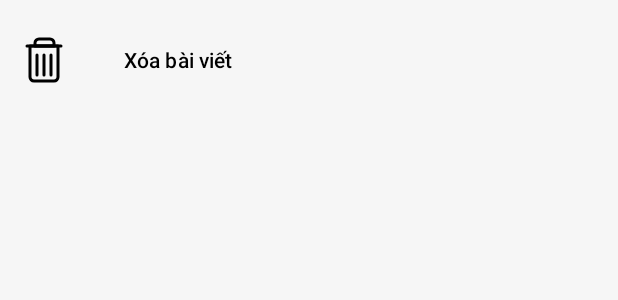
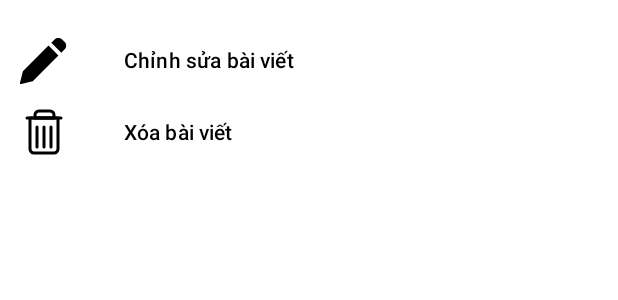
Before and after one commit to htilssu/OggySocial, an Android app: the layout post_bottom_sheet.xml on its own in the app's theme, with its tools: preview values and no code run, on a phone screen of 412 x 824 dp. Shown: the top 300 px of the screen. Run offline under Robolectric (Android 15) with nearby library versions, the phone set to English and light mode, and no system bars.

Commit message:
update: edit post feature

```diff
--- a/app/src/main/java/com/oggysocial/oggysocial/adapters/PostAdapter.java
+++ b/app/src/main/java/com/oggysocial/oggysocial/adapters/PostAdapter.java
@@ -106,6 +106,7 @@ public class PostAdapter extends RecyclerView.Adapter<PostAdapter.PostHolder> {
                     posts.remove(getBindingAdapterPosition());
                     notifyItemRemoved(getBindingAdapterPosition());
                 });
+                postBottomSheetModel.setOnUpdatedPost(() -> notifyItemChanged(getBindingAdapterPosition()));
             });
         }
 
--- a/app/src/main/java/com/oggysocial/oggysocial/fragments/auth/LoginFragment.java
+++ b/app/src/main/java/com/oggysocial/oggysocial/fragments/auth/LoginFragment.java
@@ -1,6 +1,5 @@
 package com.oggysocial.oggysocial.fragments.auth;
 
-import android.content.SharedPreferences;
 import android.os.Bundle;
 import android.view.LayoutInflater;
 import android.view.View;
@@ -14,12 +13,9 @@ import androidx.fragment.app.Fragment;
 import com.google.android.material.textfield.TextInputEditText;
 import com.google.android.material.textfield.TextInputLayout;
 import com.google.firebase.auth.FirebaseAuth;
-import com.google.firebase.database.DatabaseReference;
-import com.google.firebase.database.FirebaseDatabase;
 import com.oggysocial.oggysocial.R;
 import com.oggysocial.oggysocial.activities.AuthActivity;
 import com.oggysocial.oggysocial.databinding.FragmentLoginBinding;
-import com.oggysocial.oggysocial.services.FirebaseDB;
 
 import java.util.Objects;
 
--- a/app/src/main/java/com/oggysocial/oggysocial/models/Popup.java
+++ b/app/src/main/java/com/oggysocial/oggysocial/models/Popup.java
@@ -1,5 +1,5 @@
 package com.oggysocial.oggysocial.models;
 
 public enum Popup {
-    CREATE_POST,
+    CREATE_POST, UPDATE_POST,
 }
--- a/app/src/main/java/com/oggysocial/oggysocial/models/Post.java
+++ b/app/src/main/java/com/oggysocial/oggysocial/models/Post.java
@@ -2,13 +2,14 @@ package com.oggysocial.oggysocial.models;
 
 import com.google.firebase.firestore.Exclude;
 
+import java.io.Serializable;
 import java.util.ArrayList;
 import java.util.HashMap;
 import java.util.List;
 import java.util.Map;
 
 
-public class Post {
+public class Post implements Serializable {
     String id;
     String content;
     String author;
--- a/app/src/main/java/com/oggysocial/oggysocial/models/User.java
+++ b/app/src/main/java/com/oggysocial/oggysocial/models/User.java
@@ -1,10 +1,11 @@
 package com.oggysocial.oggysocial.models;
 
+import java.io.Serializable;
 import java.util.ArrayList;
 import java.util.List;
 
 
-public class User {
+public class User implements Serializable {
 
     String firstName;
     String lastName;
--- /dev/null
+++ b/app/src/main/res/drawable/edit.xml
@@ -0,0 +1,9 @@
+<vector xmlns:android="http://schemas.android.com/apk/res/android"
+    android:width="128dp"
+    android:height="128dp"
+    android:viewportWidth="24"
+    android:viewportHeight="24">
+  <path
+      android:fillColor="#FF000000"
+      android:pathData="M14.257,4.793 L1.555,17.496a0.505,0.505 0,0 0,-0.132 0.232L0.015,23.379A0.503,0.503 0,0 0,0.5 24c0.04,0 0.081,-0.005 0.121,-0.015l5.651,-1.408a0.5,0.5 0,0 0,0.232 -0.132L19.207,9.743l-4.95,-4.95zM22.354,3.061 L20.94,1.647c-0.945,-0.945 -2.592,-0.944 -3.536,0l-1.732,1.732 4.95,4.95 1.732,-1.732c0.472,-0.472 0.732,-1.1 0.732,-1.768 0,-0.668 -0.26,-1.296 -0.732,-1.768z"/>
+</vector>
--- a/app/src/main/res/layout/fragment_profile.xml
+++ b/app/src/main/res/layout/fragment_profile.xml
@@ -35,6 +35,7 @@
                 app:civ_border_width="3dp" />
 
             <TextView
+                android:id="@+id/tvUsername"
                 android:layout_width="wrap_content"
                 android:layout_height="wrap_content"
                 android:layout_gravity="center_horizontal"
--- a/app/src/main/res/layout/post_bottom_sheet.xml
+++ b/app/src/main/res/layout/post_bottom_sheet.xml
@@ -1,12 +1,39 @@
 <LinearLayout xmlns:android="http://schemas.android.com/apk/res/android"
     xmlns:tools="http://schemas.android.com/tools"
+    style="@style/Widget.Material3.BottomSheet"
     android:layout_width="match_parent"
     android:layout_height="match_parent"
+    android:background="@color/white"
     android:orientation="vertical"
     android:paddingVertical="@dimen/medium_padding">
 
     <LinearLayout
-        android:id="@+id/btnDeletePost"
+        android:id="@+id/llEditPost"
+        android:layout_width="match_parent"
+        android:layout_height="wrap_content"
+        android:orientation="horizontal">
+
+        <ImageView
+            android:layout_width="0dp"
+            android:layout_height="match_parent"
+            android:layout_weight="1"
+            android:adjustViewBounds="true"
+            android:padding="8dp"
+            android:src="@drawable/edit"
+            tools:ignore="ContentDescription" />
+
+        <com.google.android.material.button.MaterialButton
+            android:layout_width="0dp"
+            android:layout_height="wrap_content"
+            android:layout_weight="6"
+            android:background="@android:color/transparent"
+            android:text="@string/edit_post"
+            android:textAlignment="viewStart"
+            android:textColor="@color/black" />
+    </LinearLayout>
+
+    <LinearLayout
+        android:id="@+id/llDeletePost"
         android:layout_width="match_parent"
         android:layout_height="wrap_content"
         android:orientation="horizontal">
@@ -30,9 +57,4 @@
             android:textColor="@color/black" />
     </LinearLayout>
 
-    <LinearLayout
-        android:layout_width="match_parent"
-        android:layout_height="match_parent">
-
-    </LinearLayout>
 </LinearLayout>
--- a/app/src/main/res/values/strings.xml
+++ b/app/src/main/res/values/strings.xml
@@ -35,4 +35,7 @@
     <string name="write_your_thinking">Hãy viết cảm nghĩ của bạn…</string>
     <string name="add_image">Thêm ảnh</string>
     <string name="delete_post">Xóa bài viết</string>
+    <string name="edit_post">Chỉnh sửa bài viết</string>
+    <string name="update_post_title">Chỉnh sửa bài viết</string>
+    <string name="save">Lưu</string>
 </resources>
```
Also changed, not shown: app/src/main/java/com/oggysocial/oggysocial/activities/MainActivity.java (+24 -2 lines), app/src/main/java/com/oggysocial/oggysocial/activities/PopupActivity.java (+8 -0 lines), app/src/main/java/com/oggysocial/oggysocial/fragments/main/CreatePostFragment.java (+2 -5 lines), app/src/main/java/com/oggysocial/oggysocial/fragments/main/ProfileFragment.java (+28 -9 lines), app/src/main/java/com/oggysocial/oggysocial/fragments/main/UpdatePostFragment.java (added, +135 -0 lines), app/src/main/java/com/oggysocial/oggysocial/models/PostBottomSheetModel.java (+14 -9 lines), app/src/main/java/com/oggysocial/oggysocial/services/ImageService.java (+15 -10 lines), app/src/main/java/com/oggysocial/oggysocial/services/PostService.java (+20 -9 lines).
